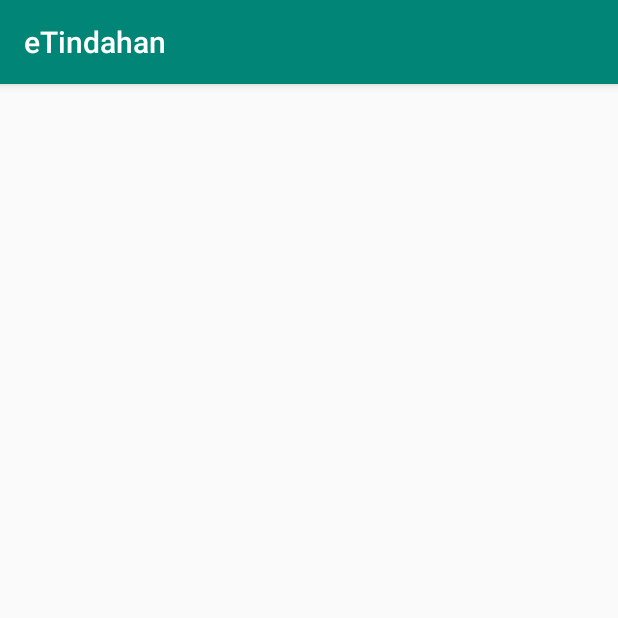
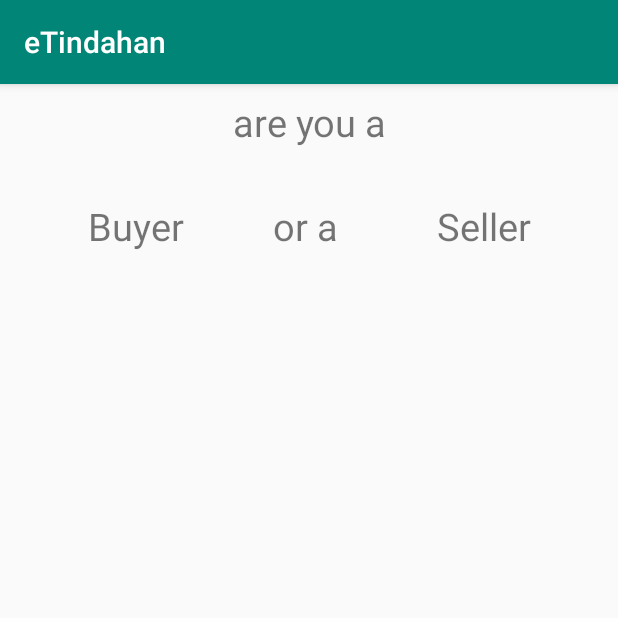
Before and after one commit to etindahan/eTindahan, an Android app: the RegisterActivity screen opened directly, with no data from a screen before it, on a phone screen of 412 x 824 dp, the top half of it. Run offline under Robolectric (Android 15) with nearby library versions, the phone set to English and light mode, and no system bars.

Commit message:
Added Login Function (Incomplete registration)

```diff
--- a/app/src/main/java/com/etindahan/LoginActivity.java
+++ b/app/src/main/java/com/etindahan/LoginActivity.java
@@ -1,5 +1,6 @@
 package com.etindahan;
 
+import android.content.Intent;
 import android.support.annotation.NonNull;
 import android.support.v7.app.AppCompatActivity;
 import android.os.Bundle;
@@ -74,6 +75,15 @@ public class LoginActivity extends AppCompatActivity {
             }
         });
 
+        Register.setOnClickListener(new View.OnClickListener() {
+            @Override
+            public void onClick(View v) {
+                Intent reg = new Intent(LoginActivity.this, RegisterActivity.class);
+                startActivity(reg);
+            }
+        });
+
+
     }
 
     //Henllo! Di pa tapos tong Login :D
--- a/app/src/main/res/layout/activity_login.xml
+++ b/app/src/main/res/layout/activity_login.xml
@@ -17,7 +17,6 @@
         android:layout_marginBottom="16dp"
         android:ems="10"
         android:hint="@string/enter_email"
-        android:importantForAutofill="no"
         android:inputType="textEmailAddress"
         app:layout_constraintBottom_toTopOf="@+id/PasswordField"
         app:layout_constraintEnd_toEndOf="parent"
--- a/app/src/main/res/layout/activity_register.xml
+++ b/app/src/main/res/layout/activity_register.xml
@@ -6,4 +6,69 @@
     android:layout_height="match_parent"
     tools:context=".RegisterActivity">
 
+    <LinearLayout
+        android:id="@+id/linearLayout"
+        android:layout_width="395dp"
+        android:layout_height="134dp"
+        android:layout_marginStart="8dp"
+        android:layout_marginLeft="8dp"
+        android:layout_marginTop="8dp"
+        android:layout_marginEnd="8dp"
+        android:layout_marginRight="8dp"
+        android:orientation="vertical"
+        app:layout_constraintEnd_toEndOf="parent"
+        app:layout_constraintStart_toStartOf="parent"
+        app:layout_constraintTop_toTopOf="parent">
+
+        <TextView
+            android:id="@+id/textView"
+            android:layout_width="match_parent"
+            android:layout_height="wrap_content"
+            android:gravity="center"
+            android:text="are you a"
+            android:textSize="25sp" />
+
+        <TextView
+            android:id="@+id/textView5"
+            android:layout_width="match_parent"
+            android:layout_height="wrap_content"
+            android:gravity="center"
+            android:textSize="25sp" />
+
+        <LinearLayout
+            android:layout_width="match_parent"
+            android:layout_height="93dp"
+            android:orientation="horizontal">
+
+            <TextView
+                android:id="@+id/textView3"
+                android:layout_width="341dp"
+                android:layout_height="wrap_content"
+                android:layout_weight="1"
+                android:gravity="center"
+                android:text="Buyer"
+                android:textSize="25sp" />
+
+            <TextView
+                android:id="@+id/textView6"
+                android:layout_width="250dp"
+                android:layout_height="wrap_content"
+                android:layout_weight="1"
+                android:gravity="center"
+                android:text="or a "
+                android:textSize="25sp" />
+
+            <TextView
+                android:id="@+id/textView4"
+                android:layout_width="341dp"
+                android:layout_height="wrap_content"
+                android:layout_weight="1"
+                android:gravity="center"
+                android:text="Seller"
+                android:textSize="25sp" />
+
+        </LinearLayout>
+
+    </LinearLayout>
+
 </android.support.constraint.ConstraintLayout>
```
